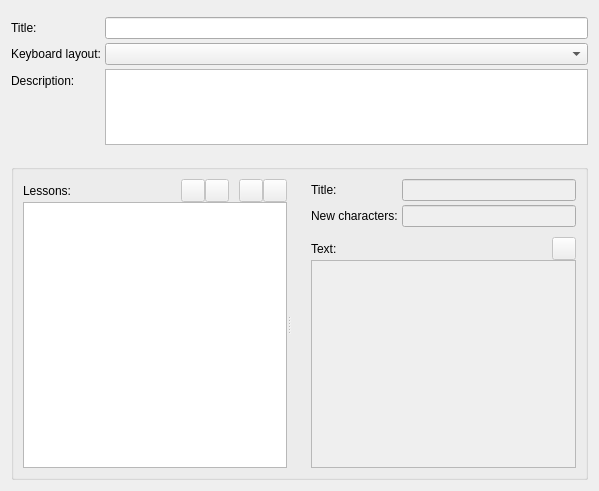
KDE/ktouch, file src/ui/courseeditor.ui: the form before one commit.
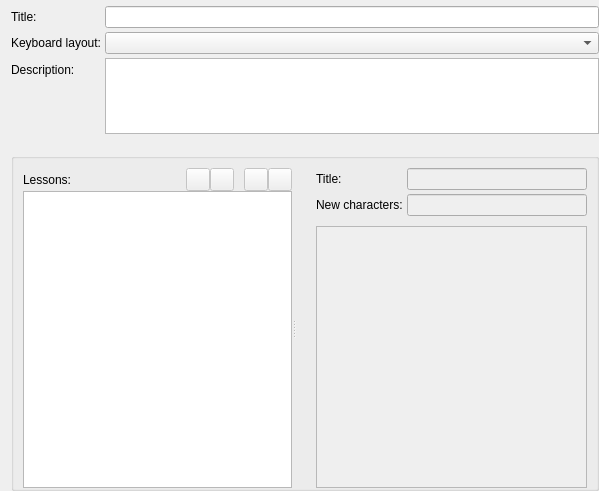
The form after the commit. Icons and pictures are not drawn. Custom widgets are drawn as their Qt base class.

Commit message:
resource editor: tweak layout of course editor
Remove some unnecessary margins from the layouts, the functionless tool
button and the self-explaining label over the lesson text editor.

What changed in the file:
```diff
--- a/src/ui/courseeditor.ui
+++ b/src/ui/courseeditor.ui
@@ -11,6 +11,15 @@
    </rect>
   </property>
   <layout class="QVBoxLayout" name="verticalLayout_2">
+   <property name="topMargin">
+    <number>0</number>
+   </property>
+   <property name="rightMargin">
+    <number>0</number>
+   </property>
+   <property name="bottomMargin">
+    <number>0</number>
+   </property>
    <item>
     <widget class="KMessageWidget" name="m_messageWidget"/>
    </item>
@@ -114,6 +123,9 @@
       </sizepolicy>
      </property>
      <layout class="QHBoxLayout" name="horizontalLayout_2">
+      <property name="bottomMargin">
+       <number>0</number>
+      </property>
       <item>
        <widget class="QSplitter" name="m_lessonsSplitter">
         <property name="orientation">
@@ -122,7 +134,7 @@
         <property name="childrenCollapsible">
          <bool>false</bool>
         </property>
-        <widget class="QWidget" name="">
+        <widget class="QWidget" name="layoutWidget">
          <layout class="QVBoxLayout" name="m_verticalLayout">
           <property name="spacing">
            <number>0</number>
@@ -248,7 +260,7 @@
           </item>
          </layout>
         </widget>
-        <widget class="QWidget" name="">
+        <widget class="QWidget" name="layoutWidget">
          <layout class="QHBoxLayout" name="m_horizontalLayout_3">
           <item>
            <spacer name="m_horizontalSpacer_5">
@@ -334,48 +346,6 @@
               </property>
              </spacer>
             </item>
-            <item>
-             <layout class="QHBoxLayout" name="m_horizontalLayout_2">
-              <item>
-               <widget class="QLabel" name="m_lessonTextLabel">
-                <property name="text">
-                 <string>Text:</string>
-                </property>
-                <property name="buddy">
-                 <cstring>m_lessonTextEdit</cstring>
-                </property>
-               </widget>
-              </item>
-              <item>
-               <spacer name="m_horizontalSpacer_3">
-                <property name="orientation">
-                 <enum>Qt::Horizontal</enum>
-                </property>
-                <property name="sizeHint" stdset="0">
-                 <size>
-                  <width>40</width>
-                  <height>20</height>
-                 </size>
-                </property>
-               </spacer>
-              </item>
-              <item>
-               <widget class="QToolButton" name="m_lessonTextToolsButton">
-                <property name="enabled">
-                 <bool>false</bool>
-                </property>
-                <property name="toolTip">
-                 <string>Tools</string>
-                </property>
-                <property name="icon">
-                 <iconset theme="configure">
-                  <normaloff/>
-                 </iconset>
-                </property>
-               </widget>
-              </item>
-             </layout>
-            </item>
             <item>
              <widget class="KTextEdit" name="m_lessonTextEdit">
               <property name="enabled">
```
Left out of the diff: 1 changed line with no effect on the pictures.
